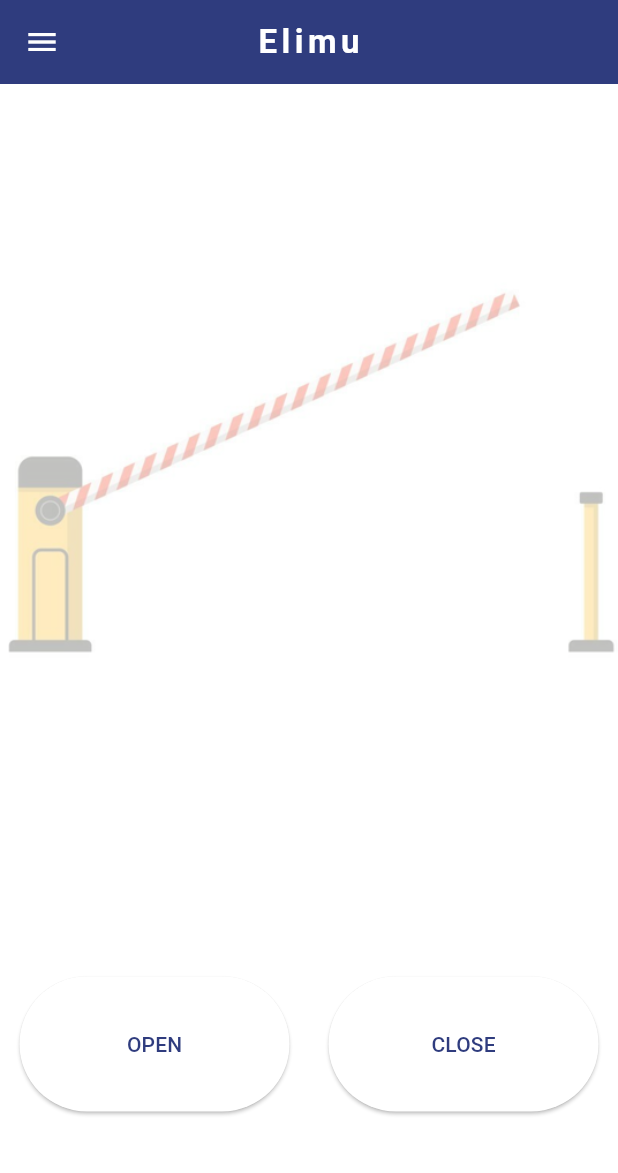
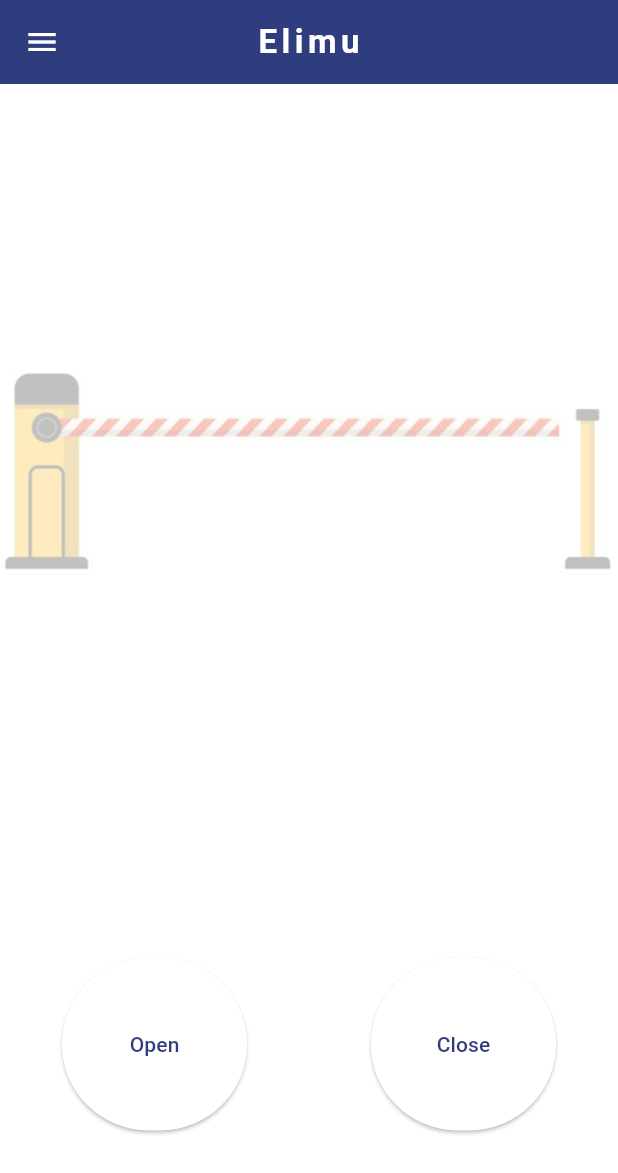
Before and after one commit to vincentmworia/smartgate, a Flutter app: the HomeScreen screen opened by its route, on a phone screen of 412 x 824 dp. Shown: the top 1173 px of the screen. Run offline on Flutter 3.47's test engine with Material 3 defaults, Android fonts, the light colour scheme and no system bars; missing offline and left inert: mqtt_client; accounts and stored records are empty.

Commit message:
VERSION ONE

```diff
--- a/lib/providers/mqtt.dart
+++ b/lib/providers/mqtt.dart
@@ -1,13 +1,13 @@
 import 'dart:async';
+import 'dart:convert';
 import 'dart:io';
 
 import 'package:flutter/foundation.dart';
 import 'package:mqtt_client/mqtt_client.dart';
 import 'package:mqtt_client/mqtt_server_client.dart';
-import 'package:smartgate/models/logged_in_user.dart';
 
+import '../models/logged_in_user.dart';
 import '../private_data.dart';
-import './login_user_data.dart';
 
 enum ConnectionStatus {
   disconnected,
@@ -18,7 +18,6 @@ class MqttProvider with ChangeNotifier {
   late MqttServerClient _mqttClient;
 
   MqttServerClient get mqttClient => _mqttClient;
-
 
   // String get disconnectMessage => "Disconnected-$_loginTime";
 
@@ -38,26 +37,24 @@ class MqttProvider with ChangeNotifier {
                       ? "Linux"
                       : "Unknown Operating System";
 
-
   static void removeFirstElement(List list) {
     if (list.length >= (3600 / 2)) {
       list.removeAt(0);
     }
   }
 
+  var gateStatus = false;
+
   Future<ConnectionStatus> initializeMqttClient(LoggedInUser usr) async {
     final connMessage = MqttConnectMessage()
       ..authenticateAs(mqttUsername, mqttPassword)
       ..withWillTopic('will')
       ..withWillMessage('Disconnected')
-      // ..withWillRetain()
       ..startClean()
       ..withWillQos(MqttQos.exactlyOnce);
 
     _mqttClient = MqttServerClient.withPort(
-        mqttHost,
-        DateTime.now().toIso8601String(),
-        mqttPort)
+        mqttHost, DateTime.now().toIso8601String(), mqttPort)
       ..secure = true
       ..securityContext = SecurityContext.defaultContext
       ..keepAlivePeriod = 30
@@ -73,14 +70,14 @@ class MqttProvider with ChangeNotifier {
         final MqttPublishMessage recMess = c[0].payload as MqttPublishMessage;
         final topic = c[0].topic;
         var message =
-        MqttPublishPayload.bytesToStringAsString(recMess.payload.message);
+            MqttPublishPayload.bytesToStringAsString(recMess.payload.message);
         if (kDebugMode) {
           print(message);
         }
         // TODO Split all the notify listeners to different classes
-        if (topic == "cbes/dekut/data/electrical_energy") {
-          // _electricalEnergy = ElectricalEnergy.fromMap(
-          //     json.decode(message) as Map<String, dynamic>);
+        if (topic == "smartgate/gatestatus") {
+          gateStatus = json.decode(message) as bool;
+          print(gateStatus);
           notifyListeners();
         }
       });
@@ -94,7 +91,6 @@ class MqttProvider with ChangeNotifier {
       _mqttClient.disconnect();
       _connStatus = ConnectionStatus.disconnected;
     }
-
     return _connStatus;
   }
 
--- a/lib/screens/home_screen.dart
+++ b/lib/screens/home_screen.dart
@@ -1,6 +1,10 @@
 import 'package:flutter/foundation.dart';
 import 'package:flutter/material.dart';
-import 'package:smartgate/widgets/gate_is_opened.dart';
+import 'package:provider/provider.dart';
+
+import '../providers/mqtt.dart';
+import '../widgets/gate_is_opened.dart';
+import '../widgets/iot_button.dart';
 
 class HomeScreen extends StatelessWidget {
   const HomeScreen({super.key});
@@ -9,11 +13,6 @@ class HomeScreen extends StatelessWidget {
 
   @override
   Widget build(BuildContext context) {
-    final shortestSide = MediaQuery.of(context).size.shortestSide;
-    final buttonStyle = ElevatedButton.styleFrom(
-        minimumSize: const Size(180,90)
-        // minimumSize: Size(shortestSide * 0.3, shortestSide * 0.2)
-    );
     return Scaffold(
       backgroundColor: Colors.white,
       appBar: AppBar(
@@ -30,6 +29,7 @@ class HomeScreen extends StatelessWidget {
       body: LayoutBuilder(builder: (context, constraints) {
         final width = constraints.maxWidth;
         final height = constraints.maxHeight;
+
         return SizedBox(
           width: width,
           height: height,
@@ -45,31 +45,29 @@ class HomeScreen extends StatelessWidget {
               ),
               Expanded(
                   flex: 1,
-                  child: Row(
+                  child: Consumer<MqttProvider>(
+                    builder: (BuildContext context, MqttProvider mqttProvider,
+                            Widget? child) =>
+                        Row(
                       mainAxisAlignment: MainAxisAlignment.spaceAround,
                       crossAxisAlignment: CrossAxisAlignment.center,
                       children: [
-                      ElevatedButton(
-                        style: buttonStyle,
-                        onPressed: () {
-                          if (kDebugMode) {
-                            print('OPEN GATE PRESSED');
-                          }
-                          // todo Publish to MQTT broker
-                        },
-                        child: const Text('OPEN'),
+                        IotButton(
+                          width: width,
+                          height: height,
+                          mqttProvider: mqttProvider,
+                          bnTopic: 'smartgate/opengate',
+                          title: 'Open',
                         ),
-                      ElevatedButton(
-                        style: buttonStyle,
-                        onPressed: () {
-                          if (kDebugMode) {
-                            print('CLOSE GATE PRESSED');
-                          }
-                          // todo Publish to MQTT broker
-                        },
-                        child: const Text('CLOSE'),
+                        IotButton(
+                          width: width,
+                          height: height,
+                          mqttProvider: mqttProvider,
+                          bnTopic: 'smartgate/closegate',
+                          title: 'Close',
                         ),
                       ],
+                    ),
                   )),
             ],
           ),
--- a/lib/widgets/gate_is_opened.dart
+++ b/lib/widgets/gate_is_opened.dart
@@ -1,4 +1,6 @@
 import 'package:flutter/material.dart';
+import 'package:provider/provider.dart';
+import 'package:smartgate/providers/mqtt.dart';
 
 class GateIsOpened extends StatefulWidget {
   const GateIsOpened(this.gateOpen, {super.key});
@@ -28,8 +30,11 @@ class _GateIsOpenedState extends State<GateIsOpened>
   @override
   Widget build(BuildContext context) => FadeTransition(
       opacity: _animation,
-      child: Image.asset(
-        'images/hgate3${widget.gateOpen ? 2 : 1}.png',
-        fit: BoxFit.cover,
+      child: Consumer<MqttProvider>(
+        builder: (BuildContext context, MqttProvider mqttprov, Widget? child) =>
+            Image.asset(
+          'images/hgate3${mqttprov.gateStatus ? 2 : 1}.png',
+          fit: BoxFit.cover,
+        ),
       ));
 }
--- /dev/null
+++ b/lib/widgets/iot_button.dart
@@ -0,0 +1,56 @@
+import 'package:flutter/foundation.dart';
+import 'package:flutter/material.dart';
+import 'package:smartgate/providers/mqtt.dart';
+
+class IotButton extends StatefulWidget {
+  const IotButton(
+      {super.key,
+      required this.width,
+      required this.height,
+      required this.bnTopic,
+      required this.mqttProvider,
+      required this.title});
+
+  final String title;
+  final double width;
+  final double height;
+  final String bnTopic;
+  final MqttProvider mqttProvider;
+
+  @override
+  State<IotButton> createState() => _IotButtonState();
+}
+
+class _IotButtonState extends State<IotButton> {
+  var pressed = false;
+  late ButtonStyle buttonStyle;
+
+  @override
+  void initState() {
+    super.initState();
+    buttonStyle = ElevatedButton.styleFrom(
+        fixedSize: Size(widget.width * 0.3, widget.height * 0.15));
+  }
+
+  @override
+  Widget build(BuildContext context) {
+    return ElevatedButton(
+      style: buttonStyle,
+      onPressed: pressed
+          ? null
+          : () async {
+              setState(() {
+                pressed = true;
+              });
+              widget.mqttProvider.publishMsg(widget.bnTopic, 'true');
+              await Future.delayed(const Duration(seconds: 1)).then((value) =>
+                  widget.mqttProvider.publishMsg(widget.bnTopic, 'false'));
+              setState(() {
+                pressed = false;
+              });
+              // todo Publish to MQTT broker
+            },
+      child: Text(widget.title),
+    );
+  }
+}
```
Lines whose indentation alone changed are shown as unchanged.
